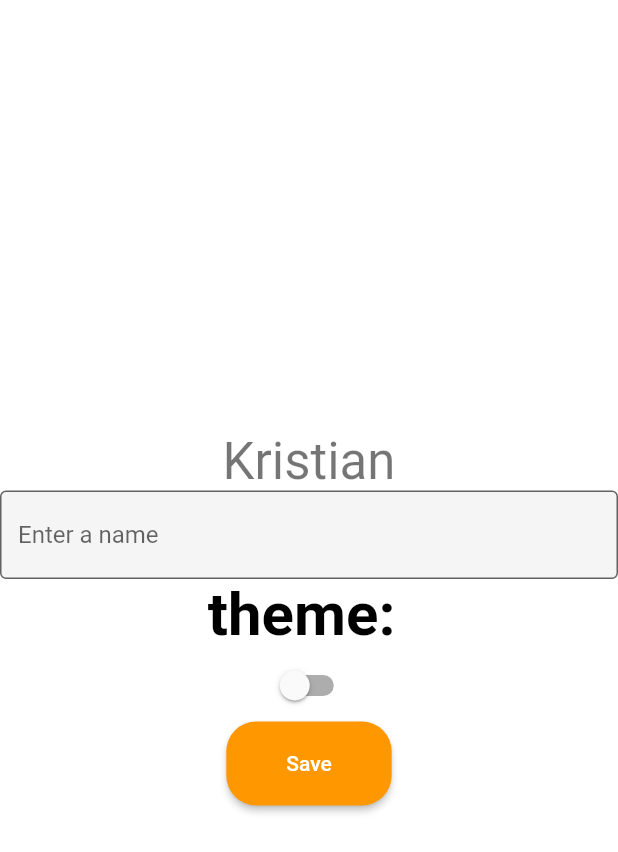
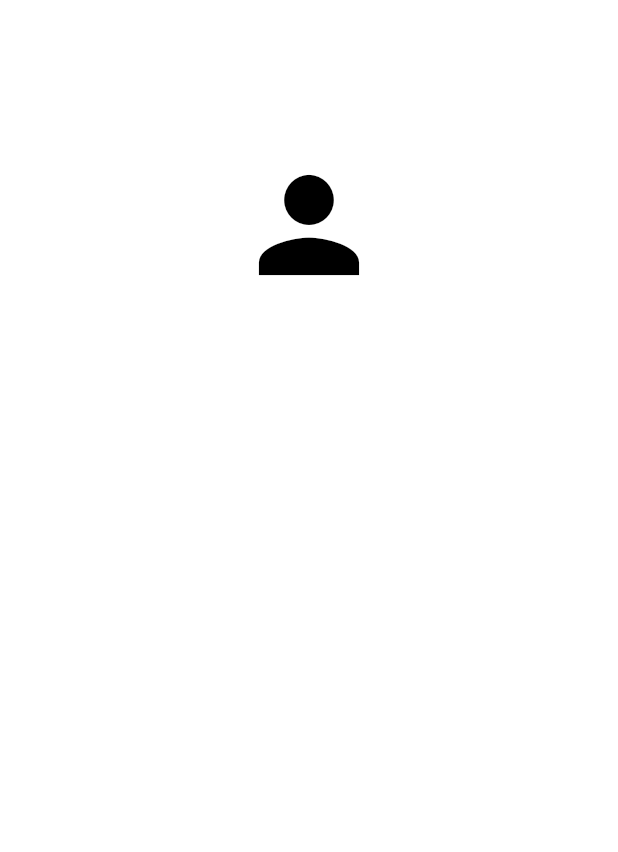
Before and after one commit to KristianSic/TimeBox, a Flutter app: the Profile screen opened by its route, on a phone screen of 412 x 824 dp. Shown: the top 852 px of the screen. Run offline on Flutter 3.47's test engine with Material 2 defaults, Android fonts, the phone set to English and light mode, and no system bars; our stand-ins replace flutter_slidable, google_nav_bar.

Commit message:
updates pages to match design, general improvements

```diff
--- a/lib/main.dart
+++ b/lib/main.dart
@@ -29,7 +29,7 @@ class MyApp extends StatelessWidget {
   Widget build(BuildContext context) {
     return MaterialApp(
       debugShowCheckedModeBanner: false,
-      theme: lightTheme,
+      theme: darkTheme,
       darkTheme: darkTheme,
       themeMode: context.watch<ThemeState>().themeMode,
       initialRoute: '/',
--- a/lib/providers/user_provider.dart
+++ b/lib/providers/user_provider.dart
@@ -3,9 +3,11 @@ import 'package:flutter/material.dart';
 class ProfileState with ChangeNotifier {
   int _count = 0;
   String _name = 'Kristian';
+  bool _hasAvatar = false;
 
   int get count => _count;
   String get name => _name;
+  bool get hasAvatar => _hasAvatar;
 
   void increment() {
     _count++;
@@ -26,4 +28,9 @@ class ProfileState with ChangeNotifier {
     _name = name;
     notifyListeners();
   }
+
+  void setAvatar() {
+    _hasAvatar = true;
+    notifyListeners();
+  }
 }
--- a/lib/screens/devices.dart
+++ b/lib/screens/devices.dart
@@ -12,7 +12,7 @@ class Devices extends StatelessWidget {
       return Scaffold(
         backgroundColor: Colors.transparent,
         body: ListView.separated(
-            padding: const EdgeInsets.all(10),
+            padding: const EdgeInsets.only(top: 30),
             itemBuilder: (context, index) {
               return Center(
                 child: SquareBox(
@@ -21,7 +21,7 @@ class Devices extends StatelessWidget {
               );
             },
             separatorBuilder: (context, index) {
-              return const SizedBox(width: 100, height: 50);
+              return const SizedBox(width: 100, height: 40);
             },
             itemCount: state.count),
         floatingActionButton: FloatingActionButton(
--- a/lib/screens/profile.dart
+++ b/lib/screens/profile.dart
@@ -12,17 +12,54 @@ class Profile extends StatefulWidget {
 
 class _ProfileState extends State<Profile> {
   TextEditingController usernameController = TextEditingController();
+
   @override
   Widget build(BuildContext context) {
+    bool hasAvatarImage = context.watch<ProfileState>().hasAvatar;
     TextTheme textTheme = Theme.of(context).textTheme;
     return Scaffold(
       backgroundColor: Colors.transparent,
       body: Center(
         child: Column(
-          mainAxisSize: MainAxisSize.min,
-          mainAxisAlignment: MainAxisAlignment.center,
           children: <Widget>[
-            const User(),
+            const SizedBox(
+              height: 50,
+            ),
+            CircleAvatar(
+              backgroundColor: Colors.white,
+              foregroundColor: Colors.black,
+              radius: 100, // adjust the radius as needed
+              backgroundImage:
+                  hasAvatarImage ? const AssetImage('path/to/image.png') : null,
+              child: hasAvatarImage
+                  ? null
+                  : const Icon(
+                      Icons.person,
+                      size: 100,
+                    ),
+            ),
+            const SizedBox(
+              height: 20,
+            ),
+            Container(
+              decoration: const BoxDecoration(
+                border: Border(
+                  bottom: BorderSide(
+                    color: Colors.white,
+                    width: 3.0,
+                  ),
+                ),
+              ),
+              child: Padding(
+                padding: const EdgeInsets.all(8.0),
+                child: Text(
+                  context.watch<ProfileState>().name,
+                  style: const TextStyle(fontSize: 30),
+                ),
+              ),
+            ),
+
+            /*
           TextField(
             controller: usernameController,
             decoration: const InputDecoration(
@@ -44,6 +81,7 @@ class _ProfileState extends State<Profile> {
               }),
           ElevatedButton(
               onPressed: () => saveInput(context), child: const Text('Save')),
+              */
           ],
         ),
       ),
--- a/lib/theme/theme_constants.dart
+++ b/lib/theme/theme_constants.dart
@@ -6,7 +6,7 @@ ThemeData lightTheme = ThemeData(
     brightness: Brightness.light,
     textTheme: const TextTheme(
         headlineLarge:
-            TextStyle(color: Colors.black, fontWeight: FontWeight.bold)),
+            TextStyle(color: Colors.white, fontWeight: FontWeight.bold)),
     primaryColor: primary,
     floatingActionButtonTheme:
         const FloatingActionButtonThemeData(backgroundColor: secondary),
@@ -26,5 +26,9 @@ ThemeData lightTheme = ThemeData(
               vertical: 20,
             )))));
 
-ThemeData darkTheme =
-    ThemeData(brightness: Brightness.dark, primaryColor: primary);
+ThemeData darkTheme = ThemeData(
+  brightness: Brightness.dark,
+  primaryColor: primary,
+  floatingActionButtonTheme:
+      const FloatingActionButtonThemeData(backgroundColor: Color(0xffc4c4c4)),
+);
--- a/pubspec.yaml
+++ b/pubspec.yaml
@@ -37,6 +37,7 @@ dependencies:
   flutter_native_splash: ^2.2.17
   provider: ^6.0.5
   google_nav_bar: ^5.0.6
+  flutter_slidable: ^2.0.0
 
 dev_dependencies:
   flutter_test:
@@ -66,7 +67,10 @@ flutter:
   # To add assets to your application, add an assets section, like this:
   assets:
     - assets/
-
+  fonts:
+    - family: Monocraft
+      fonts:
+        - asset: assets/fonts/Monocraft.otf
   # An image asset can refer to one or more resolution-specific "variants", see
   # https://flutter.dev/assets-and-images/#resolution-aware
 
```
Also changed, not shown: lib/layouts/default.dart (+10 -1 lines), lib/screens/history.dart (added, +126 -0 lines), lib/screens/home.dart (+33 -6 lines), lib/screens/settings.dart (+10 -6 lines), lib/widgets/countdown.dart (added, +44 -0 lines), lib/widgets/list_card.dart (added, +72 -0 lines), lib/widgets/square_box.dart (+15 -5 lines), assets/fonts/Monocraft.otf (added), pubspec.lock. Lines whose indentation alone changed are shown as unchanged.
